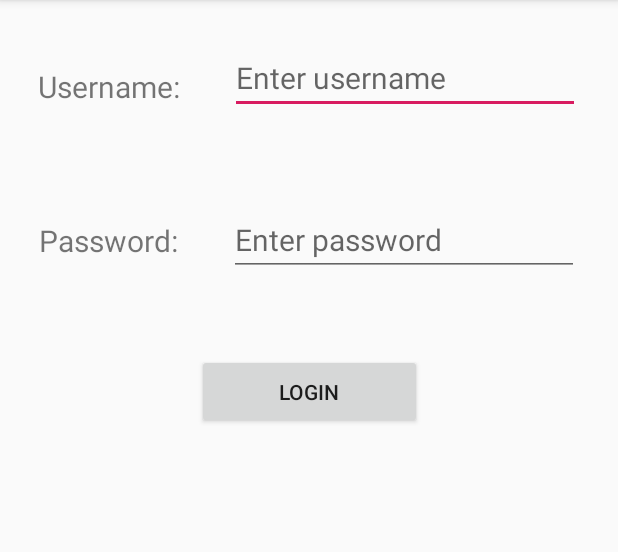
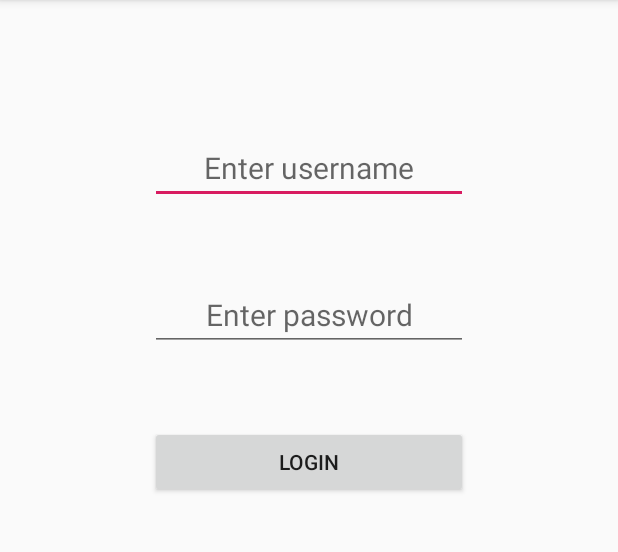
Before and after one commit to baruti-1/SchoolApp, an Android app: the screen it shows after launch (MainActivity), after a tap on "LOGIN", on a phone screen of 412 x 824 dp, the part 84-636 px from its top. Run offline under Robolectric (Android 15) with nearby library versions, the phone set to English and light mode, and no system bars.

Commit message:
Changed login activity

```diff
--- a/app/src/main/java/com/example/schoolapp/MainActivity.java
+++ b/app/src/main/java/com/example/schoolapp/MainActivity.java
@@ -18,14 +18,17 @@ public class MainActivity extends AppCompatActivity {
     }
 
     public void loginUser(View view){
-        username = (EditText)findViewById(R.id.editText);
-        password = (EditText)findViewById(R.id.editText2);
+        username = findViewById(R.id.editText);
+        password = findViewById(R.id.editText2);
 
+        //Login implementation later (Hardcoded credentials for now)
         if(username.getText().toString().equals("admin") && password.getText().toString().equals("1234")){
             Intent login = new Intent(this, AdminActivity.class);
             startActivity(login);
+        }else if(username.getText().toString().isEmpty() || password.getText().toString().isEmpty()){
+            Toast.makeText(getApplicationContext(), "Please enter username and password",Toast.LENGTH_LONG).show();
         }else{
-            Toast.makeText(getApplicationContext(), "Invalid username/password",Toast.LENGTH_LONG).show();
+            Toast.makeText(getApplicationContext(), "Incorrect username or password",Toast.LENGTH_LONG).show();
         }
 
     }
--- a/app/src/main/res/layout/activity_main.xml
+++ b/app/src/main/res/layout/activity_main.xml
@@ -7,71 +7,50 @@
     tools:context=".MainActivity">
 
 
-    <TextView
-        android:id="@+id/textView"
-        android:layout_width="wrap_content"
-        android:layout_height="47dp"
-        android:layout_marginStart="8dp"
-        android:layout_marginTop="44dp"
-        android:layout_marginEnd="8dp"
-        android:text="@string/usr_name"
+    <EditText
+        android:id="@+id/editText"
+        android:layout_width="0dp"
+        android:layout_height="wrap_content"
+        android:layout_marginStart="100dp"
+        android:layout_marginTop="88dp"
+        android:layout_marginEnd="100dp"
+        android:ems="10"
+        android:gravity="center"
+        android:hint="@string/husr_name"
+        android:inputType="textPersonName"
+        android:textAlignment="center"
         android:textSize="20dp"
-        app:layout_constraintEnd_toStartOf="@+id/editText"
-        app:layout_constraintHorizontal_bias="0.333"
+        app:layout_constraintEnd_toEndOf="parent"
         app:layout_constraintStart_toStartOf="parent"
         app:layout_constraintTop_toTopOf="parent" />
 
     <EditText
-        android:id="@+id/editText"
-        android:layout_width="wrap_content"
+        android:id="@+id/editText2"
+        android:layout_width="0dp"
         android:layout_height="wrap_content"
-        android:layout_marginStart="8dp"
-        android:layout_marginTop="28dp"
-        android:layout_marginEnd="8dp"
+        android:layout_marginStart="100dp"
+        android:layout_marginTop="50dp"
+        android:layout_marginEnd="100dp"
         android:ems="10"
-        android:hint="@string/husr_name"
-        android:inputType="textPersonName"
+        android:gravity="center"
+        android:hint="@string/hpwd_name"
+        android:inputType="textPassword"
+        android:textAlignment="center"
         android:textSize="20dp"
         app:layout_constraintEnd_toEndOf="parent"
-        app:layout_constraintStart_toEndOf="@+id/textView"
-        app:layout_constraintTop_toTopOf="parent" />
-
-    <TextView
-        android:id="@+id/textView2"
-        android:layout_width="wrap_content"
-        android:layout_height="47dp"
-        android:layout_marginStart="8dp"
-        android:layout_marginTop="55dp"
-        android:layout_marginEnd="8dp"
-        android:text="@string/pwd_name"
-        android:textSize="20dp"
-        app:layout_constraintEnd_toStartOf="@+id/editText2"
-        app:layout_constraintHorizontal_bias="0.484"
         app:layout_constraintStart_toStartOf="parent"
-        app:layout_constraintTop_toBottomOf="@+id/textView" />
-
-    <EditText
-        android:id="@+id/editText2"
-        android:layout_width="wrap_content"
-        android:layout_height="wrap_content"
-        android:layout_marginStart="8dp"
-        android:layout_marginTop="60dp"
-        android:layout_marginEnd="8dp"
-        android:ems="10"
-        android:hint="@string/hpwd_name"
-        android:inputType="textPassword"
-        android:textSize="20dp"
-        app:layout_constraintEnd_toEndOf="parent"
-        app:layout_constraintStart_toEndOf="@+id/textView2"
         app:layout_constraintTop_toBottomOf="@+id/editText" />
 
     <Button
         android:id="@+id/button"
-        android:layout_width="150dp"
-        android:layout_height="50dp"
-        android:layout_marginTop="52dp"
+        android:layout_width="0dp"
+        android:layout_height="wrap_content"
+        android:layout_marginStart="100dp"
+        android:layout_marginTop="50dp"
+        android:layout_marginEnd="100dp"
+        android:gravity="center"
+        android:onClick="loginUser"
         android:text="@string/login_name"
-        android:onClick="loginUser"
         app:layout_constraintEnd_toEndOf="parent"
         app:layout_constraintStart_toStartOf="parent"
         app:layout_constraintTop_toBottomOf="@+id/editText2" />
```
